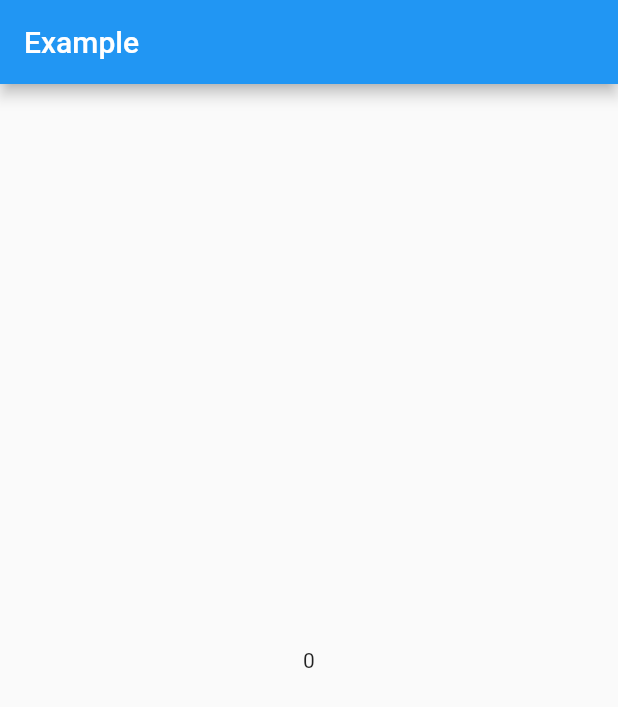
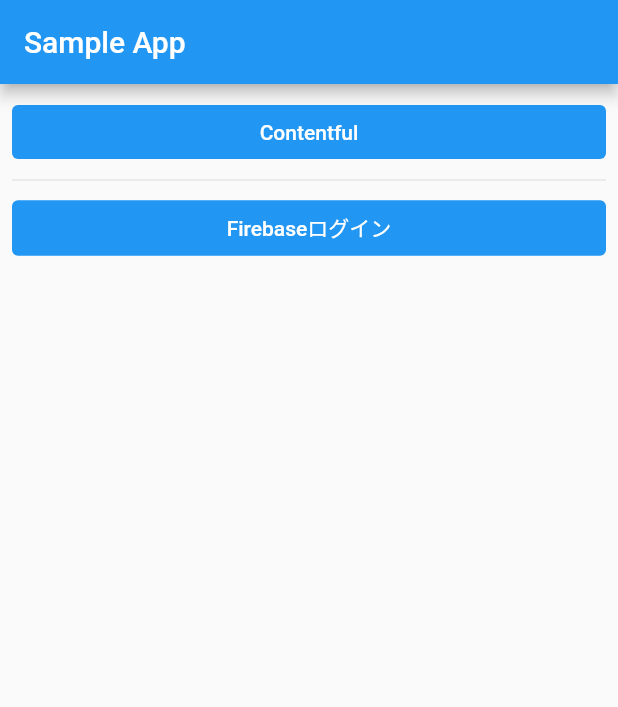
Before and after one commit to Harol-Higuera/headless_cms_feed, a Flutter app: the screen it shows after launch, on a phone screen of 412 x 824 dp. Shown: the top 707 px of the screen. Run offline on Flutter 3.47's test engine with Material 2 defaults, Android fonts, the phone set to English and light mode, and no system bars; our stand-ins replace auto_route, flutter_riverpod, freezed_annotation; missing offline and left inert: contentful.

Commit message:
Added Home Screen

```diff
--- a/lib/data/models/contentful_post_response.dart
+++ b/lib/data/models/contentful_post_response.dart
@@ -1,3 +1,4 @@
+import 'package:contentful/contentful.dart';
 import 'package:freezed_annotation/freezed_annotation.dart';
 
 part 'contentful_post_response.freezed.dart';
@@ -9,6 +10,7 @@ class ContentfulPostResponse with _$ContentfulPostResponse {
   const ContentfulPostResponse._();
 
   const factory ContentfulPostResponse({
+    required SystemFields sys,
     required ContentfulPostResponseField fields,
   }) = _ContentfulPostResponse;
 
--- /dev/null
+++ b/lib/home/home_screen.dart
@@ -0,0 +1,52 @@
+import 'package:flutter/material.dart';
+
+class HomeScreen extends StatelessWidget {
+  const HomeScreen({Key? key}) : super(key: key);
+
+  @override
+  Widget build(BuildContext context) {
+    return Scaffold(
+      appBar: AppBar(
+        title: const Text('Sample App'),
+      ),
+      body: ListView(
+        padding: const EdgeInsets.all(8),
+        children: <Widget>[
+          _buildWidget(text: 'Contentful', onClicked: () {}),
+          const Divider(),
+          _buildWidget(text: 'Firebaseログイン', onClicked: () {}),
+        ],
+      ),
+    );
+  }
+
+  Widget _buildWidget({
+    required String text,
+    required Function onClicked,
+  }) {
+    return TextButton(
+      style: ButtonStyle(
+        backgroundColor: MaterialStateProperty.resolveWith<Color?>(
+            (Set<MaterialState> states) {
+          return Colors.blue; // Defer to the widget's default.
+        }),
+        overlayColor: MaterialStateProperty.resolveWith<Color?>(
+            (Set<MaterialState> states) {
+          if (states.contains(MaterialState.pressed)) {
+            return Colors.blue[200];
+          }
+          return null; // Defer to the widget's default.
+        }),
+      ),
+      onPressed: () {
+        onClicked();
+      },
+      child: Text(
+        text,
+        style: const TextStyle(
+          color: Colors.white,
+        ),
+      ),
+    );
+  }
+}
--- a/lib/main.dart
+++ b/lib/main.dart
@@ -4,20 +4,20 @@ import 'package:headless_cms_demo/navigation/app_router.gr.dart';
 
 void main() {
   runApp(
-    const ProviderScope(
+    ProviderScope(
       child: MyApp(),
     ),
   );
 }
 
 class MyApp extends StatelessWidget {
-  const MyApp({Key? key}) : super(key: key);
+  final _appRouter = AppRouter();
+
+  MyApp({Key? key}) : super(key: key);
 
   // This widget is the root of your application.
   @override
   Widget build(BuildContext context) {
-    final _appRouter = AppRouter();
-
     return MaterialApp.router(
       title: 'Flutter Demo',
       theme: ThemeData(
--- a/lib/navigation/app_router.dart
+++ b/lib/navigation/app_router.dart
@@ -1,10 +1,12 @@
 import 'package:auto_route/auto_route.dart';
+import 'package:headless_cms_demo/home/home_screen.dart';
 import 'package:headless_cms_demo/screens/contentful/contentful_screen.dart';
 
 @MaterialAutoRouter(
   replaceInRouteName: 'Page,Route',
   routes: <AutoRoute>[
-    AutoRoute(page: ContentFulScreen, initial: true),
+    AutoRoute(page: HomeScreen, initial: true),
+    AutoRoute(page: ContentFulScreen),
   ],
 )
 class $AppRouter {}
--- a/pubspec.yaml
+++ b/pubspec.yaml
@@ -36,7 +36,7 @@ dependencies:
   cupertino_icons: ^1.0.2
 
   # Auto Routing
-  auto_route: ^3.2.2
+  auto_route: ^3.2.4
 
   # contentful
   contentful: ^3.0.5
```
Also changed, not shown: lib/data/repositories/contentful_post_repository.dart (+11 -0 lines), lib/data/models/contentful_post_response.freezed.dart, lib/data/models/contentful_post_response.g.dart, lib/navigation/app_router.gr.dart, pubspec.lock, 1 other file.
